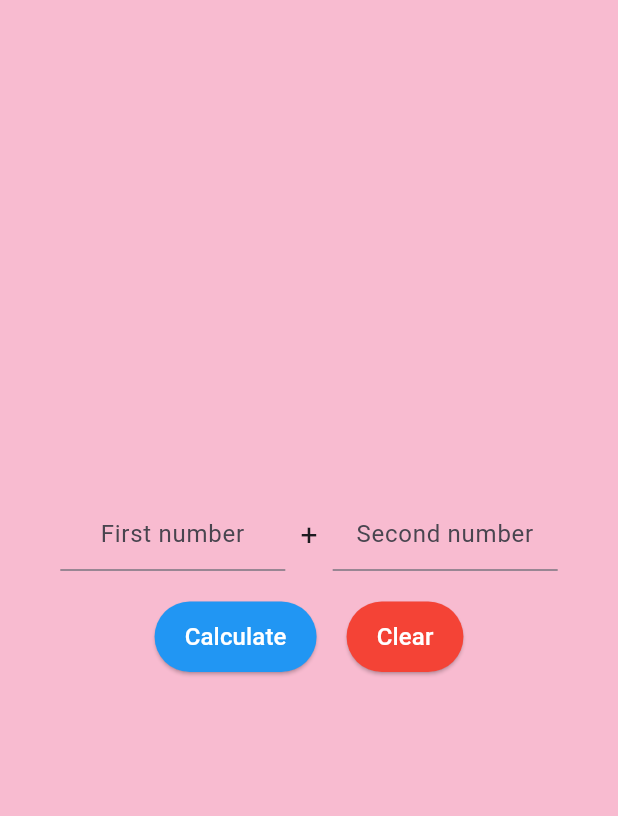
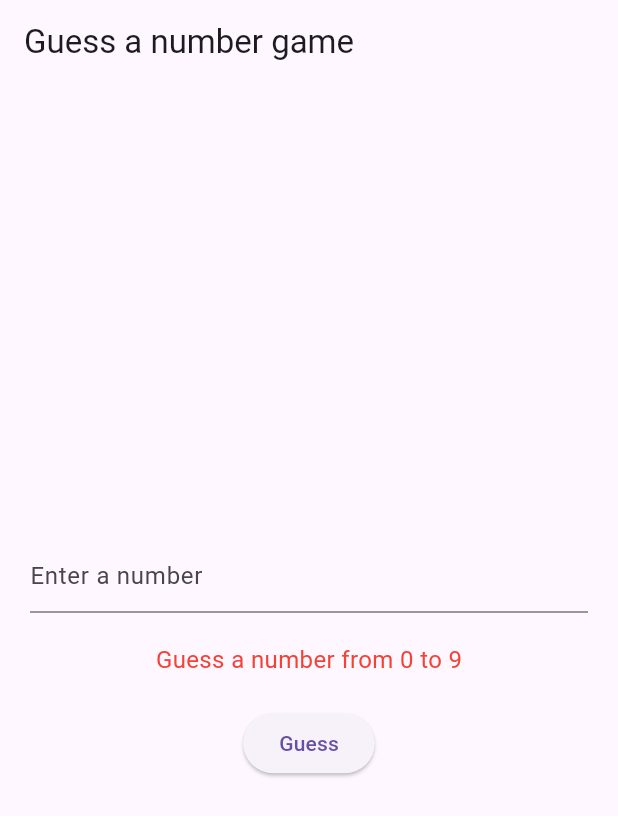
Before and after one commit to Pnt-CoMExE/MFU-Mobile_App-Dev, a Flutter app: the screen it shows after launch, on a phone screen of 412 x 824 dp. Shown: the top 816 px of the screen. Run offline on Flutter 3.47's test engine with Material 3 defaults, Android fonts, the phone set to English and light mode, and no system bars.

Commit message:
✨ Implement Assignment3 widget for a number guessing game with user input handling

```diff
--- a/lib/main.dart
+++ b/lib/main.dart
@@ -1,6 +1,6 @@
 import 'package:flutter/material.dart';
-import 'package:flutter_application_1/week05/assignment2.dart';
+import 'package:flutter_application_1/week05/assignment3.dart';
 
 void main() {
-  runApp(MaterialApp(home: Assignment2(), debugShowCheckedModeBanner: false));
+  runApp(MaterialApp(home: Assignment3(), debugShowCheckedModeBanner: false));
 }
--- /dev/null
+++ b/lib/week05/assignment3.dart
@@ -0,0 +1,87 @@
+import 'package:flutter/material.dart';
+import 'dart:math';
+
+class Assignment3 extends StatefulWidget {
+  const Assignment3({super.key});
+
+  @override
+  State<Assignment3> createState() => _Assignment3State();
+}
+
+class _Assignment3State extends State<Assignment3> {
+  late int rannum;
+  int change = 3;
+  String mes = "Guess a number from 0 to 9";
+  bool gg = true;
+
+  TextEditingController tc = TextEditingController();
+
+  @override
+  void initState() {
+    super.initState();
+    newGame();
+  }
+
+  void newGame() {
+    setState(() {
+      rannum = Random().nextInt(10);
+      change = 3;
+      mes = "Guess a number from 0 to 9";
+      gg = true;
+      tc.clear();
+    });
+  }
+
+  void cChange() {
+    final playerGuess = int.tryParse(tc.text);
+
+    if (playerGuess == null) {
+      return;
+    }
+
+    setState(() {
+      change--;
+
+      if (playerGuess == rannum) {
+        mes = "Correct, you win! 🎉";
+        gg = false;
+      } else if (change == 0) {
+        mes = "Sorry, you lose. The answer was $rannum";
+        gg = false;
+      } else if (playerGuess > rannum) {
+        mes = "$playerGuess is too large! You have $change chance(s) left.";
+      } else {
+        mes = "$playerGuess is too small! You have $change chance(s) left.";
+      }
+
+      tc.clear();
+    });
+  }
+
+  @override
+  Widget build(BuildContext context) {
+    return Scaffold(
+      appBar: AppBar(title: const Text('Guess a number game')),
+      body: Padding(
+        padding: const EdgeInsets.all(20.0),
+        child: Column(
+          mainAxisAlignment: MainAxisAlignment.center,
+          children: [
+            TextField(
+              controller: tc,
+              keyboardType: TextInputType.number,
+              decoration: const InputDecoration(hintText: "Enter a number"),
+            ),
+            const SizedBox(height: 20),
+            Text(mes, style: const TextStyle(color: Colors.red, fontSize: 16)),
+            const SizedBox(height: 20),
+            ElevatedButton(
+              onPressed: gg ? cChange : newGame,
+              child: Text(gg ? 'Guess' : 'Replay'),
+            ),
+          ],
+        ),
+      ),
+    );
+  }
+}
```
